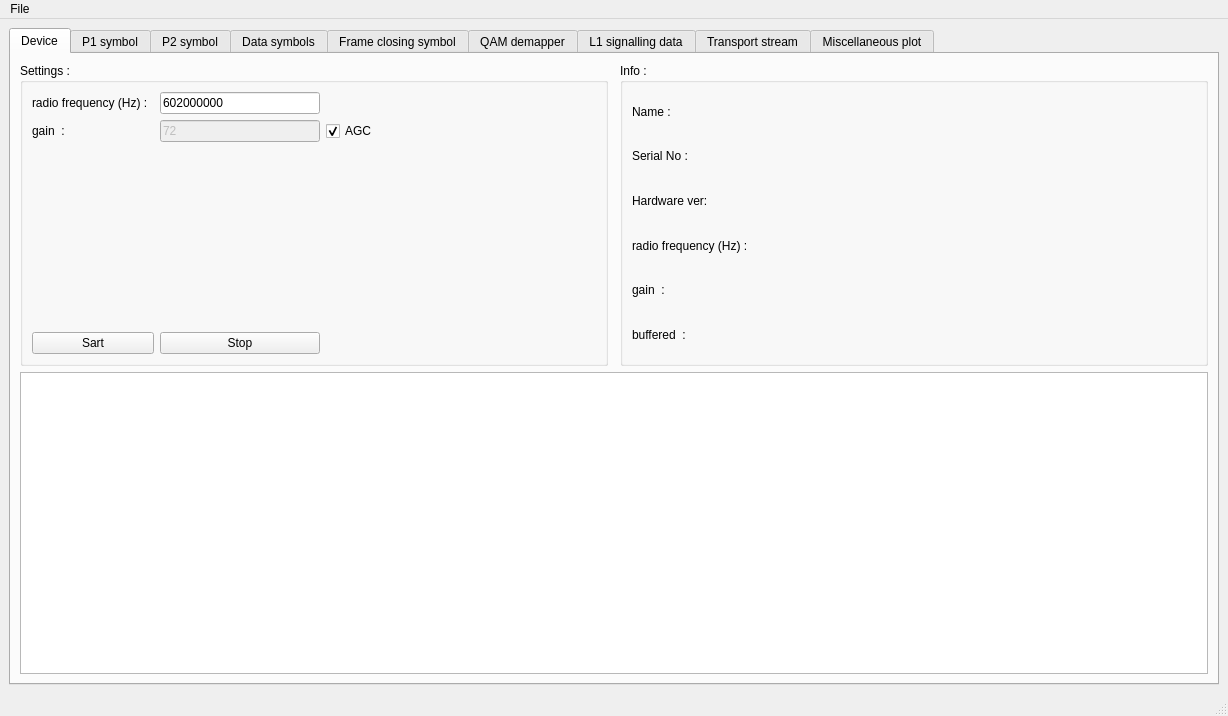
JustZhenya/sdr_receiver_dvb_t2, file src/main_window.ui: the form before one commit.
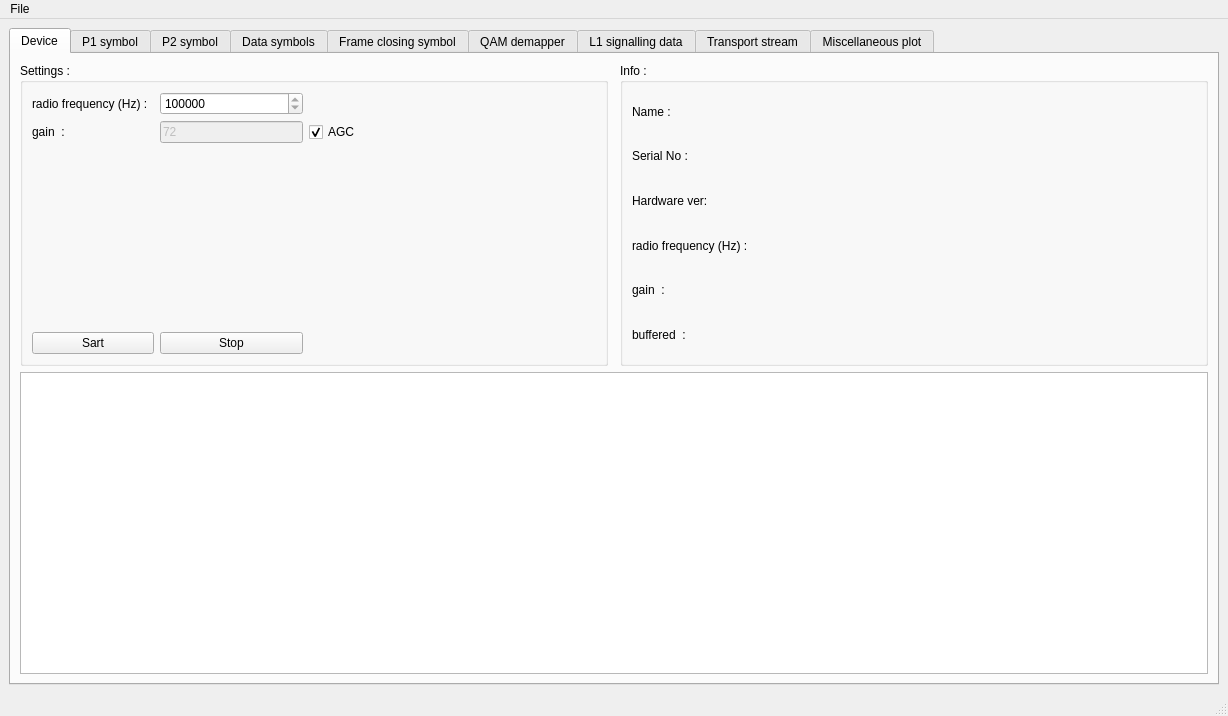
The form after the commit. Icons and pictures are not drawn. Custom widgets are drawn as their Qt base class.

Commit message: Replace frequency lineEdit with a SpinBox

The edit to the form file:
```diff
--- a/src/main_window.ui
+++ b/src/main_window.ui
@@ -132,19 +132,6 @@
            <string>Settings :</string>
           </property>
           <layout class="QGridLayout" name="gridLayout_3">
-           <item row="1" column="2">
-            <widget class="QLineEdit" name="line_edit_rf">
-             <property name="minimumSize">
-              <size>
-               <width>160</width>
-               <height>0</height>
-              </size>
-             </property>
-             <property name="text">
-              <string>602000000</string>
-             </property>
-            </widget>
-           </item>
            <item row="7" column="0">
             <spacer name="verticalSpacer">
              <property name="orientation">
@@ -247,6 +234,19 @@
              </property>
             </spacer>
            </item>
+           <item row="1" column="2">
+            <widget class="QSpinBox" name="spinBoxRF">
+             <property name="minimum">
+              <number>474000000</number>
+             </property>
+             <property name="maximum">
+              <number>858000000</number>
+             </property>
+             <property name="singleStep">
+              <number>8000000</number>
+             </property>
+            </widget>
+           </item>
           </layout>
          </widget>
         </item>
```
Left out of the diff: 2 changed lines with no effect on the pictures. The commit also changes 1 other file.
